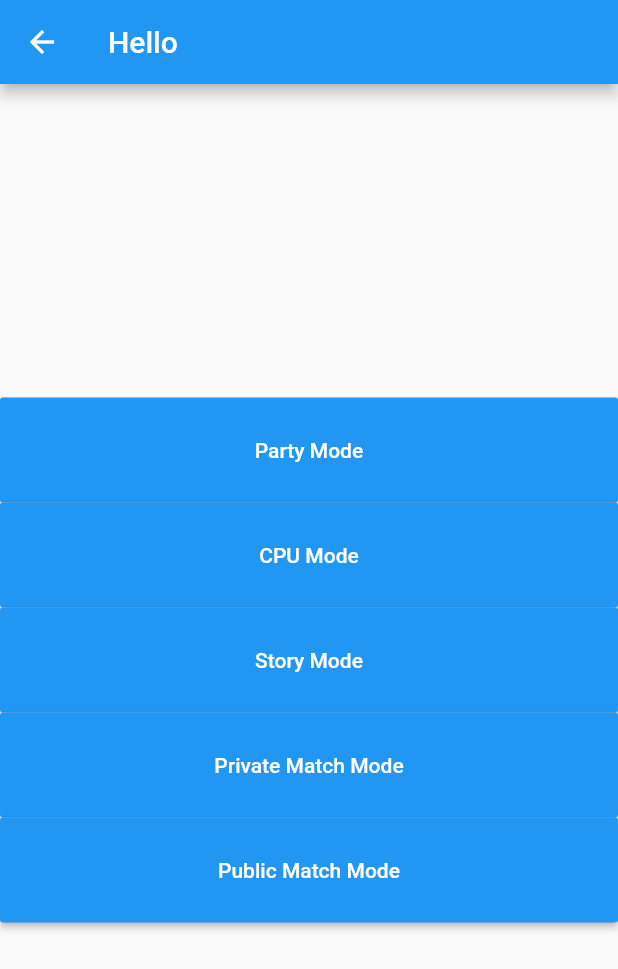
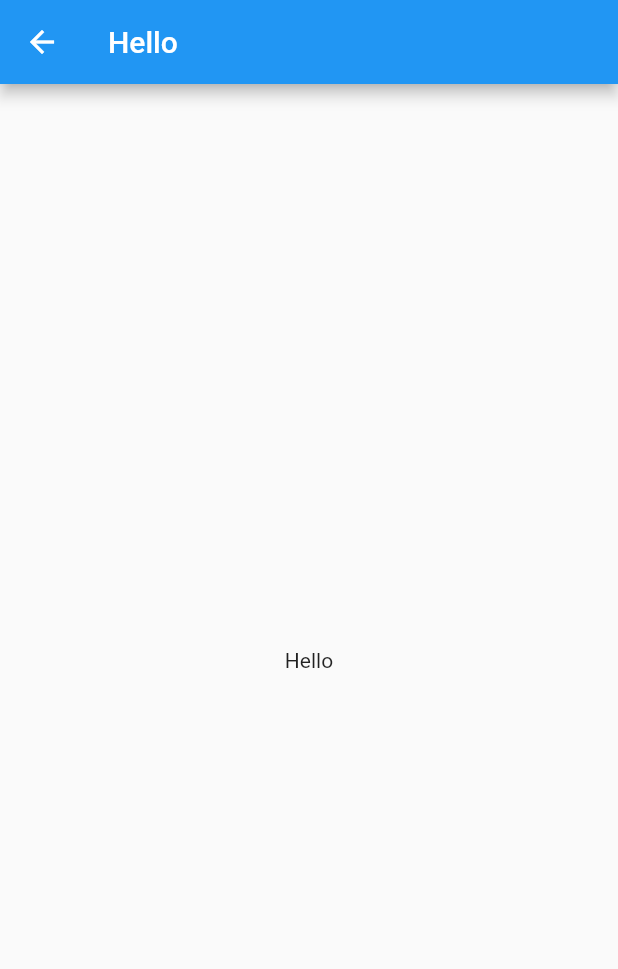
Before and after one commit to davidspeers/Trends-with-Friends, a Flutter app: the ModeSelectPage screen opened directly, after a tap on "Story Mode", on a phone screen of 412 x 824 dp. Shown: the top 969 px of the screen. Run offline on Flutter 3.47's test engine with Material 2 defaults, Android fonts, the phone set to English and light mode, and no system bars; our stand-ins replace csv; project files that could hold a hidden picture were left out.

Commit message:
Initialised Story Mode

```diff
--- a/lib/modeSelect.dart
+++ b/lib/modeSelect.dart
@@ -1,5 +1,6 @@
 import 'package:flutter/material.dart';
 import 'themeSelect.dart';
+import 'storyMode.dart';
 
 import 'dart:async';
 
@@ -60,9 +61,15 @@ class _ModeSelectPageState extends State<ModeSelectPage> {
             break;
           }
 
+          case "Story Mode": {
+            print("Hello");
+            _pushStorySelect();
+            break;
+          }
+
           default: {
             //_neverSatisfied();
-            print("Nothing");
+            print("Nothing Happened - Check Mode Selection Button");
             //do Nothing
             break;
           }
@@ -102,6 +109,7 @@ class _ModeSelectPageState extends State<ModeSelectPage> {
                 content: verticalLayout(buttons)
             );
           }
+
         }
 
       },
@@ -130,12 +138,22 @@ class _ModeSelectPageState extends State<ModeSelectPage> {
 
 
   void _pushThemeSelect(var alertChoice, String mode) {
+      Navigator.of(context).push(
+          new MaterialPageRoute(
+              builder: (context) {
+                return new ThemeSelectPage(title: "Hello", alertChoice: alertChoice, mode: mode);
+              }
+          )
+      );
+  }
+
+  void _pushStorySelect() {
     Navigator.of(context).push(
-      new MaterialPageRoute(
-        builder: (context) {
-          return new ThemeSelectPage(title: "Hello", alertChoice: alertChoice, mode: mode);
-        }
-      )
+        new MaterialPageRoute(
+            builder: (context) {
+              return new StoryModePage(title: "Hello",);
+            }
+        )
     );
   }
 }
--- /dev/null
+++ b/lib/storyMode.dart
@@ -0,0 +1,30 @@
+import 'package:flutter/material.dart';
+
+class StoryModePage extends StatefulWidget {
+StoryModePage({Key key, this.title}) : super(key: key);
+
+final String title;
+
+@override
+_StoryModePageState createState() => new _StoryModePageState();
+}
+
+class _StoryModePageState extends State<StoryModePage> {
+
+  @override
+  Widget build(BuildContext context) {
+    return new Scaffold(
+        appBar: new AppBar(
+          title: new Text(widget.title),
+        ),
+        body: _storyModePageUI()
+    );
+  }
+
+  Widget _storyModePageUI() {
+    return new Center(
+      child: new Text("Hello")
+    );
+  }
+
+}
```
